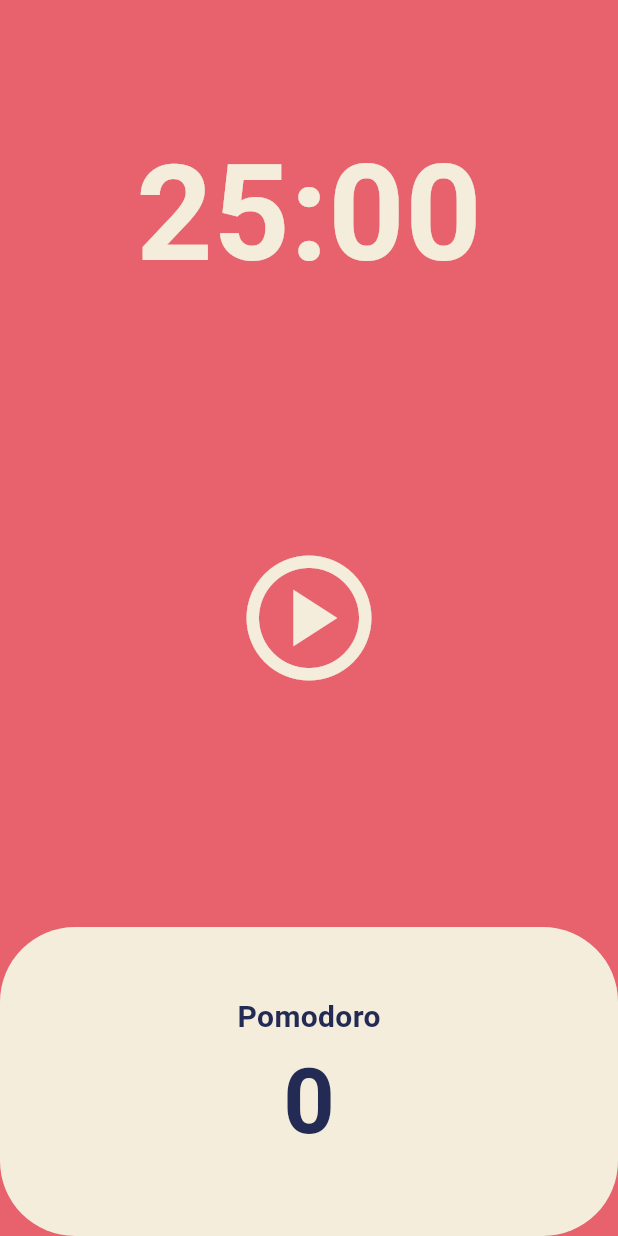
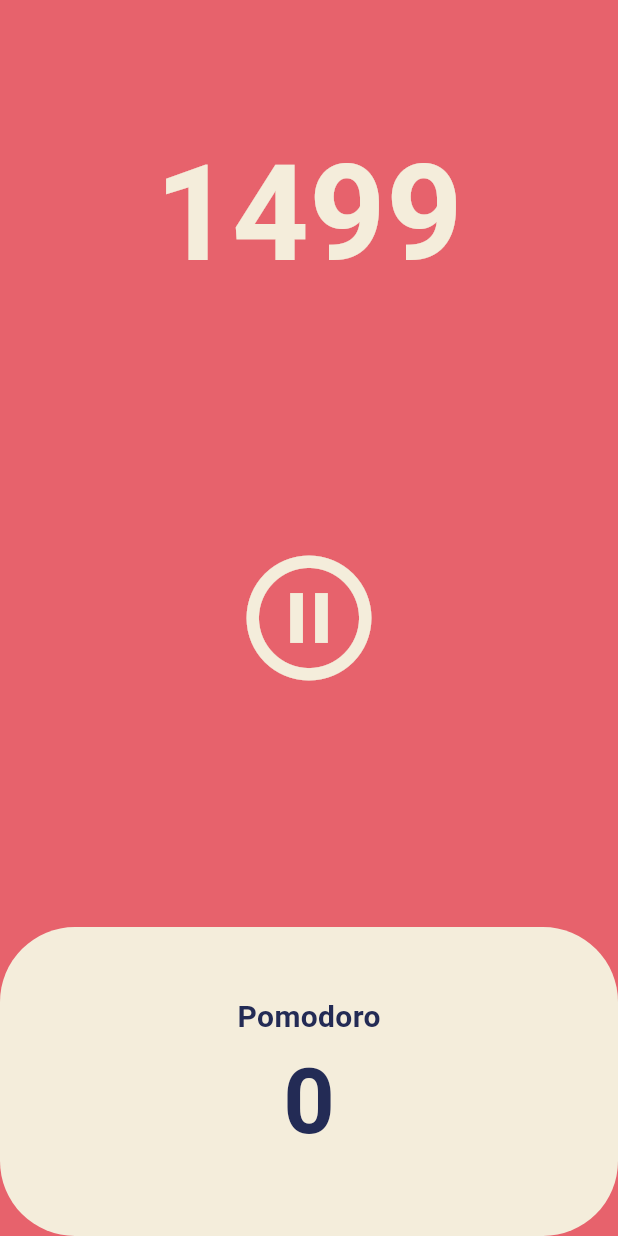
Before and after one commit to kaggle68/flutter_pomodoro, a Flutter app: the screen it shows after launch, after a tap on the "play circle" icon, on a phone screen of 412 x 824 dp. Run offline on Flutter 3.47's test engine with Material 3 defaults, Android fonts, the phone set to English and light mode, and no system bars.

Commit message:
feat: 일시정지 기능

```diff
--- a/lib/screen/home_screen.dart
+++ b/lib/screen/home_screen.dart
@@ -11,13 +11,29 @@ class HomeScreen extends StatefulWidget {
 class _HomeScreenState extends State<HomeScreen> {
   int totalSeconds = 1500;
   late Timer timer;
+  bool isRunning = false;
 
   void onTick(Timer timer) {
-    totalSeconds = totalSeconds - 1;
+    setState(() {
+      totalSeconds = totalSeconds - 1;
+    });
   }
 
   void onStartPressed() {
-    timer = Timer.periodic(const Duration(seconds: 1), onTick);
+    timer = Timer.periodic(
+      const Duration(seconds: 1),
+      onTick,
+    );
+    setState(() {
+      isRunning = true;
+    });
+  }
+
+  void onPausePressed() {
+    timer.cancel();
+    setState(() {
+      isRunning = false;
+    });
   }
 
   @override
@@ -31,7 +47,7 @@ class _HomeScreenState extends State<HomeScreen> {
             child: Container(
               alignment: Alignment.bottomCenter,
               child: Text(
-                '25:00',
+                '$totalSeconds',
                 style: TextStyle(
                   color: Theme.of(context).cardColor,
                   fontSize: 89,
@@ -46,9 +62,11 @@ class _HomeScreenState extends State<HomeScreen> {
               child: IconButton(
                 iconSize: 100,
                 color: Theme.of(context).cardColor,
-                onPressed: () {},
-                icon: const Icon(
-                  Icons.play_circle_outlined,
+                onPressed: isRunning ? onPausePressed : onStartPressed,
+                icon: Icon(
+                  isRunning
+                      ? Icons.pause_circle_outlined
+                      : Icons.play_circle_outlined,
                 ),
               ),
             ),
```
